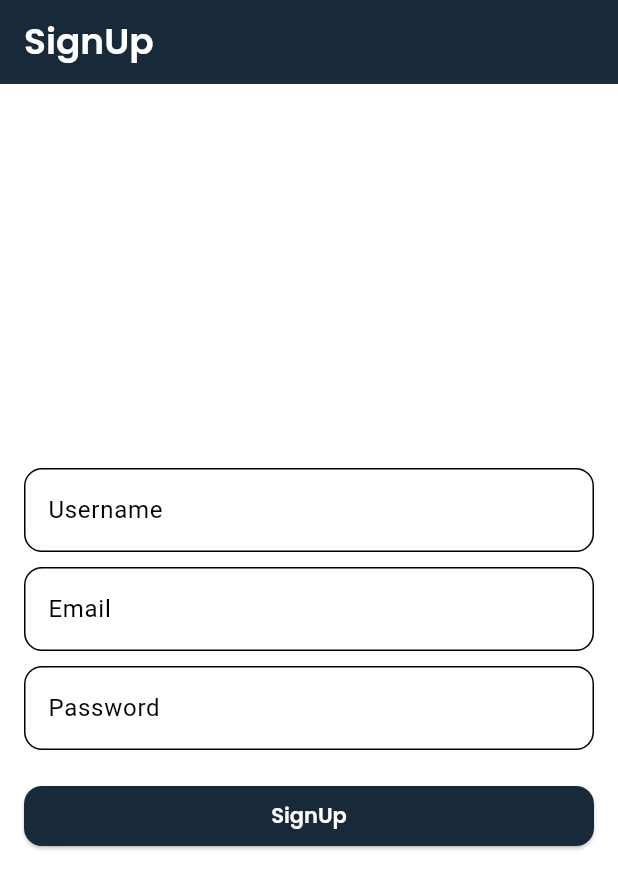
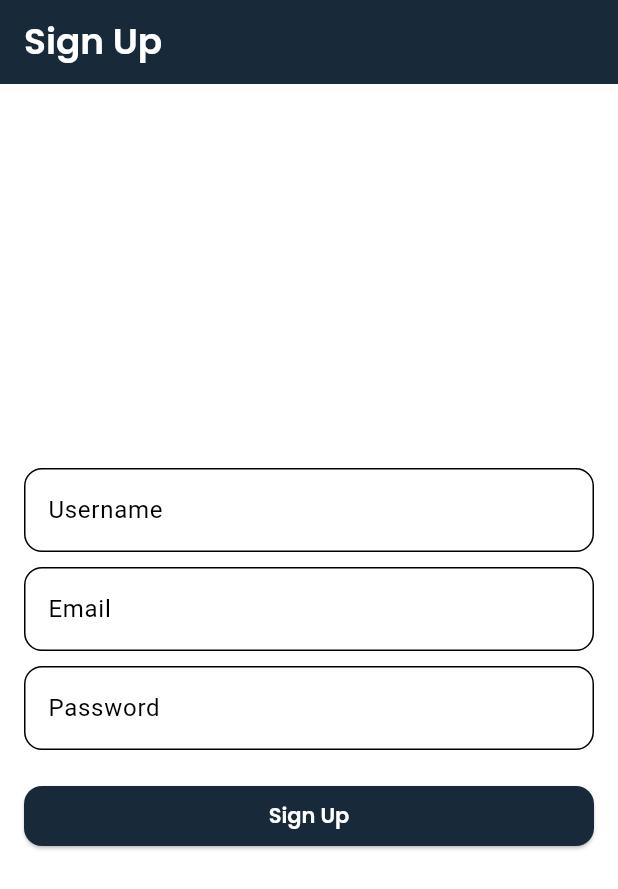
Before and after one commit to HamzaZahid29/raptor, a Flutter app: the screen it shows after launch, on a phone screen of 412 x 824 dp. Shown: the top 889 px of the screen. Run offline on Flutter 3.47's test engine with Material 3 defaults, Android fonts, the phone set to English and light mode, and no system bars; our stand-ins replace firebase_auth, firebase_core, flutter_bloc, fpdart, get_it, go_router and 1 more; accounts and stored records are empty.

Commit message:
fixed the state and displayed mock data about user creation instead of navigating

```diff
--- a/lib/features/auth/presentation/pages/signup_screen.dart
+++ b/lib/features/auth/presentation/pages/signup_screen.dart
@@ -22,7 +22,6 @@ class _SignUpScreenState extends State<SignUpScreen> {
 
   @override
   void dispose() {
-    // TODO: implement dispose
     emailController.dispose();
     passwordController.dispose();
     userNameController.dispose();
@@ -33,11 +32,13 @@ class _SignUpScreenState extends State<SignUpScreen> {
   Widget build(BuildContext context) {
     return Scaffold(
       appBar:
-          AppBar(title: Text('SignUp', style: AppTextStyles.headlineMedium)),
+          AppBar(title: Text('Sign Up', style: AppTextStyles.headlineMedium)),
       body: BlocConsumer<AuthBloc, AuthState>(
         listener: (context, state) {
           if (state is AuthFailure) {
             showSnackbar(context, state.messege);
+          } else if (state is AuthSuccess) {
+            showSnackbar(context, "User Created Successfully!");
           }
         },
         builder: (context, state) {
@@ -62,24 +63,20 @@ class _SignUpScreenState extends State<SignUpScreen> {
                         formFieldValidator:
                             TextFieldValidators.userNameValidator,
                       ),
-                      const SizedBox(
-                        height: 10,
-                      ),
+                      const SizedBox(height: 10),
                       AuthTextFormField(
                         textEditingController: emailController,
                         label: 'Email',
                         formFieldValidator: TextFieldValidators.emailValidator,
                       ),
-                      const SizedBox(
-                        height: 10,
-                      ),
+                      const SizedBox(height: 10),
                       AuthTextFormField(
                         textEditingController: passwordController,
                         label: 'Password',
                         formFieldValidator:
                             TextFieldValidators.passwordValidator,
                       ),
-                      SizedBox(height: 20),
+                      const SizedBox(height: 20),
                       Row(
                         children: [
                           Expanded(
@@ -87,23 +84,29 @@ class _SignUpScreenState extends State<SignUpScreen> {
                               onPressed: () {
                                 if (_formKey.currentState!.validate()) {
                                   context.read<AuthBloc>().add(AuthSignUp(
-                                      email: emailController.text.trim(),
-                                      password: passwordController.text.trim(),
-                                      name: userNameController.text.trim()));
+                                        email: emailController.text.trim(),
+                                        password:
+                                            passwordController.text.trim(),
+                                        name: userNameController.text.trim(),
+                                      ));
                                 }
                               },
-                              child: Text('SignUp',
+                              child: Text('Sign Up',
                                   style: AppTextStyles.labelLarge),
                             ),
                           ),
                         ],
-                      )
+                      ),
                     ],
                   ),
                 ),
               ),
             );
-          }else{
+          } else if (state is AuthSuccess) {
+            return Center(
+              child: Text('User created Successfully'),
+            );
+          } else {
             return SizedBox();
           }
         },
```
